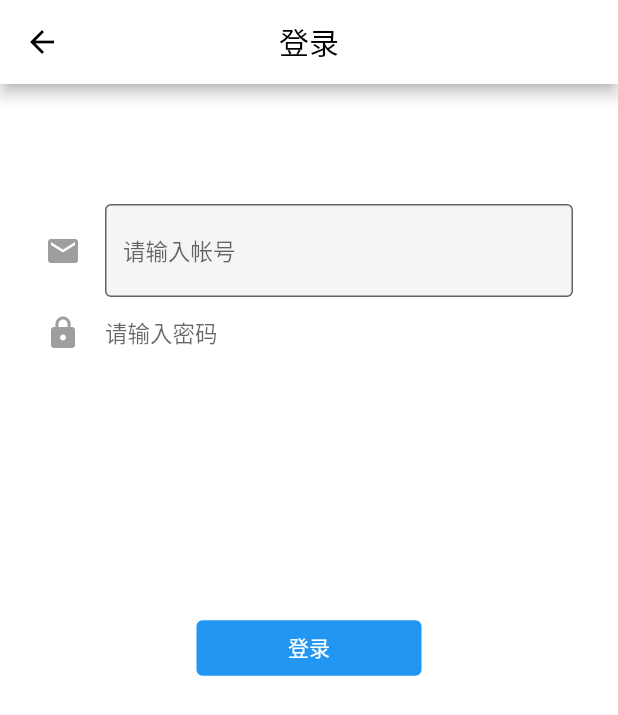
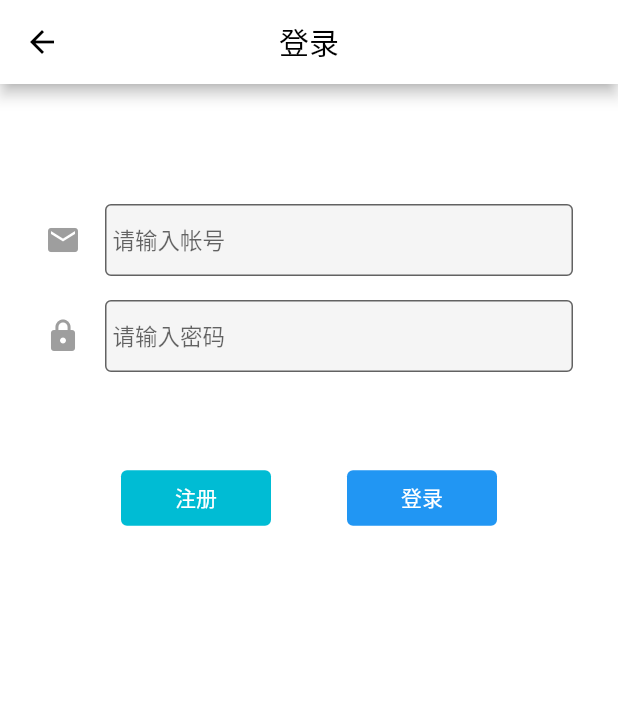
Before and after one commit to zhangjiabin1010/msbd_app, a Flutter app: the screen it shows after launch, item 3 of the bottom bar chosen, after a tap on the "chevron right" icon, on a phone screen of 412 x 824 dp. Shown: the top 715 px of the screen. Run offline on Flutter 3.47's test engine with Material 2 defaults, Android fonts, the phone set to English and light mode, and no system bars; our stand-ins replace badges, dio, flutter_html, fluttertoast, pull_to_refresh, shared_preferences; network calls fail.

Commit message:
ms page update

```diff
--- a/lib/pages/person/person_login.dart
+++ b/lib/pages/person/person_login.dart
@@ -10,20 +10,22 @@ class PersonLogin extends StatefulWidget {
 
 class _PersonLoginState extends State<PersonLogin> {
   final GlobalKey<FormState> _formKey = GlobalKey<FormState>();
-
+  String username = '';
+  String password = '';
   @override
   Widget build(BuildContext context) {
     return Scaffold(
       appBar: AppBar(title: Text("登录"), centerTitle: true),
       body: Container(
         padding: const EdgeInsets.fromLTRB(30, 0, 30, 0),
-        constraints: BoxConstraints.tight(Size(double.infinity, 400)),
+        constraints: BoxConstraints.tight(Size(double.infinity, 300)),
         child: Column(
           children: [
             Expanded(
                 child: Container(
               padding: EdgeInsets.only(top: 80),
               child: Form(
+                key: _formKey,
                 autovalidateMode: AutovalidateMode.onUserInteraction,
                 child: Column(
                   children: [
@@ -32,17 +34,18 @@ class _PersonLoginState extends State<PersonLogin> {
                       autofocus: false,
                       validator: (value) {
                         if (value == null || value.isEmpty) {
-                          return "请输入用户名";
+                          return '请输入账号';
                         }
                         return null;
                       },
                       style: TextStyle(fontSize: 15),
                       decoration: new InputDecoration(
+                          contentPadding: new EdgeInsets.symmetric(
+                              vertical: 5.0, horizontal: 5.0), //内边距设置
                           filled: true, // 不然 fillColor 等 不生效
-
                           border: OutlineInputBorder(
                             borderSide: BorderSide(
-                              color: Colors.white.withOpacity(0.5), // 边框颜色
+                              color: Colors.blue, // 边框颜色
                             ),
                           ),
                           hintText: '请输入帐号',
@@ -50,6 +53,12 @@ class _PersonLoginState extends State<PersonLogin> {
                             Icons.email,
                             color: Colors.grey,
                           )),
+                      onSaved: (value){
+                        username = value!;
+                      },
+                    ),
+                    Padding(
+                      padding: EdgeInsets.only(top: 8, bottom: 8),
                     ),
                     Expanded(
                         child: TextFormField(
@@ -58,38 +67,79 @@ class _PersonLoginState extends State<PersonLogin> {
                       autofocus: false,
                       validator: (value) {
                         if (value == null || value.isEmpty) {
-                          return "请输入用户名";
+                          return '请输入密码';
                         }
                         return null;
                       },
                       style: TextStyle(fontSize: 15),
                       decoration: new InputDecoration(
-                          border: InputBorder.none,
+                          contentPadding: new EdgeInsets.symmetric(
+                              vertical: 5.0, horizontal: 5.0), //内边距设置
+                          filled: true, // 不然 fillColor 等 不生效
+                          border: OutlineInputBorder(
+                            borderSide: BorderSide(
+                              color: Colors.red, // 边框颜色
+                            ),
+                          ),
                           hintText: '请输入密码',
                           icon: new Icon(
                             Icons.lock,
                             color: Colors.grey,
                           )),
+                      onSaved: (value){
+                        password = value!;
+                      },
                     )),
                   ],
                 ),
               ),
             )),
             Container(
-              child: TextButton(
+                padding: EdgeInsets.only(top: 10),
+                child: Row(
+                  mainAxisAlignment: MainAxisAlignment.spaceEvenly,
+                  children: [
+                    TextButton(
+                      child: Text(
+                        '注册',
+                        style: TextStyle(color: Colors.white),
+                      ),
+                      style: TextButton.styleFrom(
+                          backgroundColor: Colors.cyan,
+                          minimumSize: Size(100, 30)),
+                      onPressed: () {
+                        print(_formKey.currentState?.validate());
+                        if (_formKey.currentState!.validate()) {
+                          _formKey.currentState?.save();
+                          ShowToast("注册成功");
+                        }
+                        else{
+                          WarnToast("输入内容不完整,请检查");
+                        }
+
+                      },
+                    ),
+                    TextButton(
                       child: Text(
                         '登录',
                         style: TextStyle(color: Colors.white),
                       ),
                       style: TextButton.styleFrom(
-                    backgroundColor: Colors.blue, minimumSize: Size(150, 30)),
+                          backgroundColor: Colors.blue,
+                          minimumSize: Size(100, 30)),
                       onPressed: () {
-                  print("xxxxxxxxxxxxxxxxxxxxxxxxxxxxxx");
                         print(_formKey.currentState?.validate());
-                  print("xxxxxxxxxxxxxxxxxxxxxxxxxxxxxx");
+                        if (_formKey.currentState!.validate()) {
+                          _formKey.currentState?.save();
+                          ShowToast("登录成功");
+                        }
+                        else{
+                          WarnToast("输入内容不完整,请检查");
+                        }
                       },
                     ),
-            ),
+                  ],
+                )),
           ],
         ),
       ),
```
Lines whose indentation alone changed are shown as unchanged.
